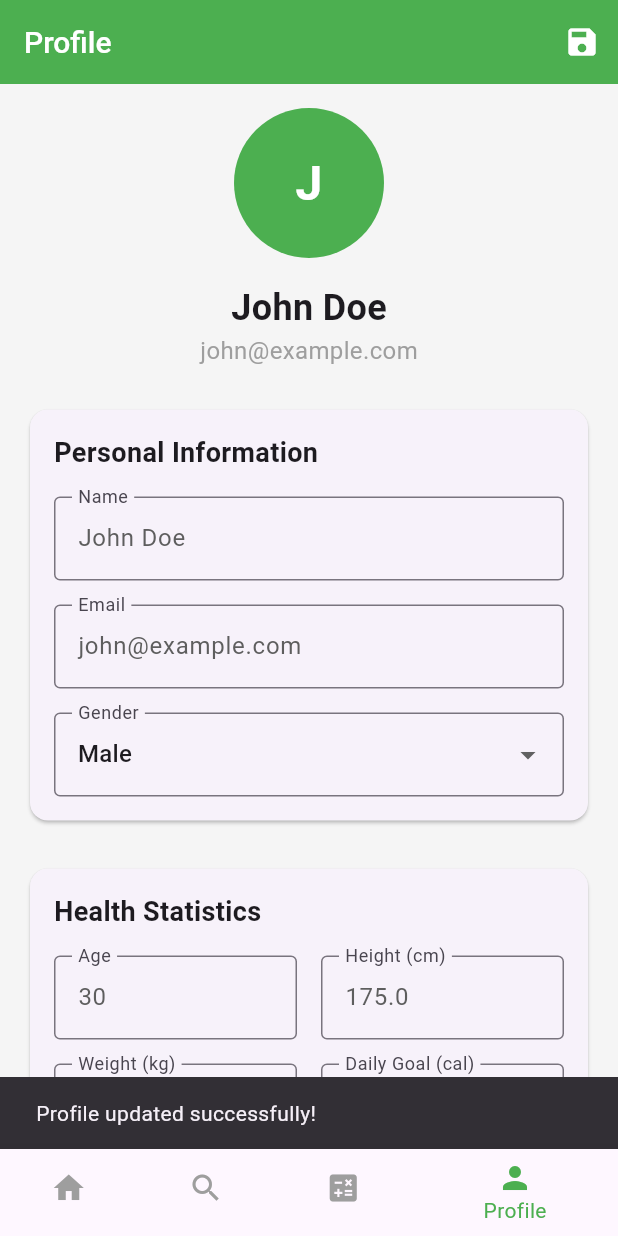
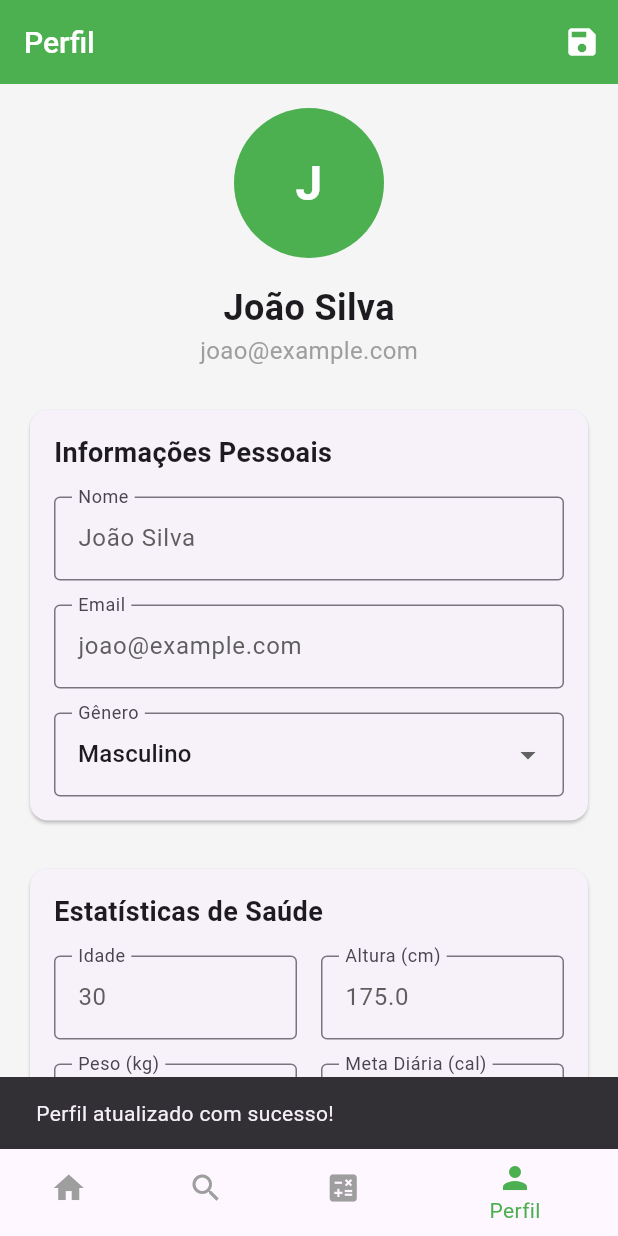
Before and after one commit to kaiocolombari/flutterNutriApp, a Flutter app: the screen it shows after launch, item 4 of the bottom bar chosen, after a tap on the "save" icon, on a phone screen of 412 x 824 dp. Run offline on Flutter 3.47's test engine with Material 3 defaults, Android fonts, the phone set to English and light mode, and no system bars; our stand-ins replace cached_network_image, shared_preferences, speech_to_text; accounts and stored records are empty; network calls fail.

Commit message:
Mudança no App

```diff
--- a/lib/main.dart
+++ b/lib/main.dart
@@ -26,15 +26,15 @@ class MyApp extends StatelessWidget {
   @override
   Widget build(BuildContext context) {
     return MaterialApp(
-      title: 'NutriApp',
+      title: 'NutriApp - Receitas & Nutrição',
       theme: AppTheme.lightTheme,
       darkTheme: AppTheme.darkTheme,
       home: const MainScreen(),
       routes: {
         '/home': (context) => const HomeScreen(),
-        '/recipes': (context) => const RecipeListScreen(),
-        '/calculator': (context) => const NutritionCalculatorScreen(),
-        '/profile': (context) => const ProfileScreen(),
+        '/receitas': (context) => const RecipeListScreen(),
+        '/calculadora': (context) => const NutritionCalculatorScreen(),
+        '/perfil': (context) => const ProfileScreen(),
       },
     );
   }
@@ -71,19 +71,19 @@ class _MainScreenState extends State<MainScreen> {
         items: const <BottomNavigationBarItem>[
           BottomNavigationBarItem(
             icon: Icon(Icons.home),
-            label: 'Home',
+            label: 'Início',
           ),
           BottomNavigationBarItem(
             icon: Icon(Icons.search),
-            label: 'Recipes',
+            label: 'Receitas',
           ),
           BottomNavigationBarItem(
             icon: Icon(Icons.calculate),
-            label: 'Calculator',
+            label: 'Calculadora',
           ),
           BottomNavigationBarItem(
             icon: Icon(Icons.person),
-            label: 'Profile',
+            label: 'Perfil',
           ),
         ],
         currentIndex: _selectedIndex,
--- a/lib/screens/home_screen.dart
+++ b/lib/screens/home_screen.dart
@@ -53,7 +53,7 @@ class HomeScreen extends StatelessWidget {
         crossAxisAlignment: CrossAxisAlignment.start,
         children: [
           Text(
-            'Hello, ${user?.name ?? 'User'}!',
+            'Olá, ${user?.name ?? 'Usuário'}!',
             style: const TextStyle(
               fontSize: 24,
               fontWeight: FontWeight.bold,
@@ -62,7 +62,7 @@ class HomeScreen extends StatelessWidget {
           ),
           const SizedBox(height: 8),
           Text(
-            'Ready to cook something healthy today?',
+            'Pronto para cozinhar algo saudável hoje?',
             style: TextStyle(
               fontSize: 16,
               color: Colors.white.withOpacity(0.9),
@@ -71,9 +71,9 @@ class HomeScreen extends StatelessWidget {
           const SizedBox(height: 16),
           Row(
             children: [
-              _buildStatCard('Daily Goal', '${user?.dailyCalorieGoal ?? 0} cal'),
+              _buildStatCard('Meta Diária', '${user?.dailyCalorieGoal ?? 0} cal'),
               const SizedBox(width: 16),
-              _buildStatCard('BMI', userService.calculateBMI().toStringAsFixed(1)),
+              _buildStatCard('IMC', userService.calculateBMI().toStringAsFixed(1)),
             ],
           ),
         ],
@@ -139,7 +139,7 @@ class HomeScreen extends StatelessWidget {
               const Icon(Icons.smart_toy, color: Colors.blue),
               const SizedBox(width: 8),
               const Text(
-                'AI Suggestions for You',
+                'Sugestões de IA para Você',
                 style: TextStyle(
                   fontSize: 20,
                   fontWeight: FontWeight.bold,
@@ -149,7 +149,7 @@ class HomeScreen extends StatelessWidget {
           ),
           const SizedBox(height: 8),
           const Text(
-            'Personalized recipes based on your goals',
+            'Receitas personalizadas baseadas nas suas metas',
             style: TextStyle(
               fontSize: 14,
               color: Colors.grey,
@@ -219,7 +219,7 @@ class HomeScreen extends StatelessWidget {
         crossAxisAlignment: CrossAxisAlignment.start,
         children: [
           const Text(
-            'Featured Recipes',
+            'Receitas em Destaque',
             style: TextStyle(
               fontSize: 20,
               fontWeight: FontWeight.bold,
@@ -313,10 +313,10 @@ class HomeScreen extends StatelessWidget {
 
   Widget _buildCategories(BuildContext context) {
     final categories = [
-      {'name': 'Vegetarian', 'icon': Icons.eco, 'color': Colors.green},
-      {'name': 'Protein', 'icon': Icons.fitness_center, 'color': Colors.red},
-      {'name': 'Quick', 'icon': Icons.timer, 'color': Colors.blue},
-      {'name': 'Healthy', 'icon': Icons.favorite, 'color': Colors.pink},
+      {'name': 'Vegetariano', 'icon': Icons.eco, 'color': Colors.green},
+      {'name': 'Proteína', 'icon': Icons.fitness_center, 'color': Colors.red},
+      {'name': 'Rápido', 'icon': Icons.timer, 'color': Colors.blue},
+      {'name': 'Saudável', 'icon': Icons.favorite, 'color': Colors.pink},
     ];
 
     return Padding(
@@ -325,7 +325,7 @@ class HomeScreen extends StatelessWidget {
         crossAxisAlignment: CrossAxisAlignment.start,
         children: [
           const Text(
-            'Categories',
+            'Categorias',
             style: TextStyle(
               fontSize: 20,
               fontWeight: FontWeight.bold,
@@ -389,10 +389,10 @@ class HomeScreen extends StatelessWidget {
 
   Widget _buildNutritionTips(BuildContext context) {
     final tips = [
-      'Drink at least 8 glasses of water daily',
-      'Include colorful vegetables in every meal',
-      'Choose whole grains over refined grains',
-      'Limit processed foods and added sugars',
+      'Beba pelo menos 8 copos de água por dia',
+      'Inclua vegetais coloridos em todas as refeições',
+      'Escolha grãos integrais em vez de grãos refinados',
+      'Limite alimentos processados e açúcares adicionados',
     ];
 
     return Padding(
@@ -401,7 +401,7 @@ class HomeScreen extends StatelessWidget {
         crossAxisAlignment: CrossAxisAlignment.start,
         children: [
           const Text(
-            'Nutrition Tips',
+            'Dicas de Nutrição',
             style: TextStyle(
               fontSize: 20,
               fontWeight: FontWeight.bold,
--- a/lib/screens/profile_screen.dart
+++ b/lib/screens/profile_screen.dart
@@ -42,7 +42,7 @@ class _ProfileScreenState extends State<ProfileScreen> {
 
     return Scaffold(
       appBar: AppBar(
-        title: const Text('Profile'),
+        title: const Text('Perfil'),
         actions: [
           IconButton(
             icon: const Icon(Icons.save),
@@ -81,7 +81,7 @@ class _ProfileScreenState extends State<ProfileScreen> {
             radius: 50,
             backgroundColor: Theme.of(context).primaryColor,
             child: Text(
-              user?.name?.substring(0, 1).toUpperCase() ?? 'U',
+              user?.name?.isNotEmpty == true ? user!.name!.substring(0, 1).toUpperCase() : 'U',
               style: const TextStyle(
                 fontSize: 32,
                 color: Colors.white,
@@ -117,7 +117,7 @@ class _ProfileScreenState extends State<ProfileScreen> {
           crossAxisAlignment: CrossAxisAlignment.start,
           children: [
             const Text(
-              'Personal Information',
+              'Informações Pessoais',
               style: TextStyle(
                 fontSize: 18,
                 fontWeight: FontWeight.bold,
@@ -127,10 +127,10 @@ class _ProfileScreenState extends State<ProfileScreen> {
             TextFormField(
               controller: _nameController,
               decoration: const InputDecoration(
-                labelText: 'Name',
+                labelText: 'Nome',
                 border: OutlineInputBorder(),
               ),
-              validator: (value) => value?.isEmpty ?? true ? 'Please enter your name' : null,
+              validator: (value) => value?.isEmpty ?? true ? 'Por favor, digite seu nome' : null,
             ),
             const SizedBox(height: 16),
             TextFormField(
@@ -139,16 +139,16 @@ class _ProfileScreenState extends State<ProfileScreen> {
                 labelText: 'Email',
                 border: OutlineInputBorder(),
               ),
-              validator: (value) => value?.isEmpty ?? true ? 'Please enter your email' : null,
+              validator: (value) => value?.isEmpty ?? true ? 'Por favor, digite seu email' : null,
             ),
             const SizedBox(height: 16),
             DropdownButtonFormField<String>(
               value: _gender,
               decoration: const InputDecoration(
-                labelText: 'Gender',
+                labelText: 'Gênero',
                 border: OutlineInputBorder(),
               ),
-              items: ['Male', 'Female', 'Other'].map((gender) {
+              items: ['Masculino', 'Feminino', 'Outro'].map((gender) {
                 return DropdownMenuItem(
                   value: gender,
                   child: Text(gender),
@@ -170,7 +170,7 @@ class _ProfileScreenState extends State<ProfileScreen> {
           crossAxisAlignment: CrossAxisAlignment.start,
           children: [
             const Text(
-              'Health Statistics',
+              'Estatísticas de Saúde',
               style: TextStyle(
                 fontSize: 18,
                 fontWeight: FontWeight.bold,
@@ -183,7 +183,7 @@ class _ProfileScreenState extends State<ProfileScreen> {
                   child: TextFormField(
                     controller: _ageController,
                     decoration: const InputDecoration(
-                      labelText: 'Age',
+                      labelText: 'Idade',
                       border: OutlineInputBorder(),
                     ),
                     keyboardType: TextInputType.number,
@@ -194,7 +194,7 @@ class _ProfileScreenState extends State<ProfileScreen> {
                   child: TextFormField(
                     controller: _heightController,
                     decoration: const InputDecoration(
-                      labelText: 'Height (cm)',
+                      labelText: 'Altura (cm)',
                       border: OutlineInputBorder(),
                     ),
                     keyboardType: TextInputType.number,
@@ -209,7 +209,7 @@ class _ProfileScreenState extends State<ProfileScreen> {
                   child: TextFormField(
                     controller: _weightController,
                     decoration: const InputDecoration(
-                      labelText: 'Weight (kg)',
+                      labelText: 'Peso (kg)',
                       border: OutlineInputBorder(),
                     ),
                     keyboardType: TextInputType.number,
@@ -220,7 +220,7 @@ class _ProfileScreenState extends State<ProfileScreen> {
                   child: TextFormField(
                     controller: _goalController,
                     decoration: const InputDecoration(
-                      labelText: 'Daily Goal (cal)',
+                      labelText: 'Meta Diária (cal)',
                       border: OutlineInputBorder(),
                     ),
                     keyboardType: TextInputType.number,
@@ -229,9 +229,9 @@ class _ProfileScreenState extends State<ProfileScreen> {
               ],
             ),
             const SizedBox(height: 16),
-            _buildStatDisplay('BMI', userService.calculateBMI().toStringAsFixed(1)),
-            _buildStatDisplay('BMR', '${userService.calculateBMR()} cal'),
-            _buildStatDisplay('BMI Category', userService.getBMICategory()),
+            _buildStatDisplay('IMC', userService.calculateBMI().toStringAsFixed(1)),
+            _buildStatDisplay('TMB', '${userService.calculateBMR()} cal'),
+            _buildStatDisplay('Categoria IMC', userService.getBMICategory()),
           ],
         ),
       ),
@@ -265,7 +265,7 @@ class _ProfileScreenState extends State<ProfileScreen> {
           crossAxisAlignment: CrossAxisAlignment.start,
           children: [
             const Text(
-              'Dietary Preferences',
+              'Preferências Alimentares',
               style: TextStyle(
                 fontSize: 18,
                 fontWeight: FontWeight.bold,
@@ -274,7 +274,7 @@ class _ProfileScreenState extends State<ProfileScreen> {
             const SizedBox(height: 16),
             Wrap(
               spacing: 8,
-              children: ['Vegetarian', 'Vegan', 'Gluten-Free', 'Keto', 'Paleo', 'Mediterranean']
+              children: ['Vegetariano', 'Vegano', 'Sem Glúten', 'Keto', 'Paleo', 'Mediterrâneo']
                   .map((preference) => Chip(label: Text(preference)))
                   .toList(),
             ),
@@ -300,7 +300,7 @@ class _ProfileScreenState extends State<ProfileScreen> {
     );
 
     ScaffoldMessenger.of(context).showSnackBar(
-      const SnackBar(content: Text('Profile updated successfully!')),
+      const SnackBar(content: Text('Perfil atualizado com sucesso!')),
     );
   }
 
--- a/lib/services/recipe_service.dart
+++ b/lib/services/recipe_service.dart
@@ -16,21 +16,21 @@ class RecipeService extends ChangeNotifier {
     _recipes = [
       Recipe(
         id: '1',
-        title: 'Quinoa Salad Bowl',
-        description: 'A healthy and refreshing quinoa salad with vegetables and herbs.',
+        title: 'Salada de Quinoa',
+        description: 'Uma salada saudável e refrescante de quinoa com vegetais e ervas.',
         imageUrl: 'https://images.unsplash.com/photo-1512621776951-a57141f2eefd?w=400',
-        categories: ['Healthy', 'Vegetarian', 'Gluten-Free'],
+        categories: ['Saudável', 'Vegetariano', 'Sem Glúten'],
         ingredients: [
-          Ingredient(name: 'Quinoa', quantity: 1, unit: 'cup'),
-          Ingredient(name: 'Cherry tomatoes', quantity: 1, unit: 'cup'),
-          Ingredient(name: 'Cucumber', quantity: 1, unit: 'piece'),
-          Ingredient(name: 'Feta cheese', quantity: 0.5, unit: 'cup'),
+          Ingredient(name: 'Quinoa', quantity: 1, unit: 'xícara'),
+          Ingredient(name: 'Tomates cereja', quantity: 1, unit: 'xícara'),
+          Ingredient(name: 'Pepino', quantity: 1, unit: 'unidade'),
+          Ingredient(name: 'Queijo feta', quantity: 0.5, unit: 'xícara'),
         ],
         instructions: [
-          'Cook quinoa according to package instructions.',
-          'Chop vegetables and mix with cooked quinoa.',
-          'Add feta cheese and dressing.',
-          'Serve chilled.',
+          'Cozinhe a quinoa de acordo com as instruções da embalagem.',
+          'Pique os vegetais e misture com a quinoa cozida.',
+          'Adicione queijo feta e molho.',
+          'Sirva gelado.',
         ],
         nutritionInfo: NutritionInfo(
           calories: 320,
@@ -49,21 +49,21 @@ class RecipeService extends ChangeNotifier {
       ),
       Recipe(
         id: '2',
-        title: 'Grilled Chicken Breast',
-        description: 'Juicy grilled chicken breast with herbs and spices.',
+        title: 'Peito de Frango Grelhado',
+        description: 'Peito de frango suculento grelhado com ervas e especiarias.',
         imageUrl: 'https://images.unsplash.com/photo-1532636618426-7eab5e9f4d6e?w=400',
-        categories: ['Protein', 'Grilled', 'Low-Carb'],
+        categories: ['Proteína', 'Grelhado', 'Baixo Carboidrato'],
         ingredients: [
-          Ingredient(name: 'Chicken breast', quantity: 2, unit: 'pieces'),
-          Ingredient(name: 'Olive oil', quantity: 2, unit: 'tbsp'),
-          Ingredient(name: 'Garlic', quantity: 2, unit: 'cloves'),
-          Ingredient(name: 'Rosemary', quantity: 1, unit: 'tsp'),
+          Ingredient(name: 'Peito de frango', quantity: 2, unit: 'peças'),
+          Ingredient(name: 'Azeite de oliva', quantity: 2, unit: 'colheres de sopa'),
+          Ingredient(name: 'Alho', quantity: 2, unit: 'dentes'),
+          Ingredient(name: 'Alecrim', quantity: 1, unit: 'colher de chá'),
         ],
         instructions: [
-          'Marinate chicken with oil, garlic, and herbs.',
-          'Preheat grill to medium-high heat.',
-          'Grill chicken for 6-7 minutes per side.',
-          'Let rest before serving.',
+          'Marinar o frango com óleo, alho e ervas.',
+          'Pré-aqueça a grelha em fogo médio-alto.',
+          'Grelhe o frango por 6-7 minutos de cada lado.',
+          'Deixe descansar antes de servir.',
         ],
         nutritionInfo: NutritionInfo(
           calories: 280,
--- a/lib/services/user_service.dart
+++ b/lib/services/user_service.dart
@@ -27,12 +27,12 @@ class UserService extends ChangeNotifier {
         // Create default user
         _currentUser = User(
           id: '1',
-          name: 'John Doe',
-          email: 'john@example.com',
+          name: 'João Silva',
+          email: 'joao@example.com',
           age: 30,
           height: 175.0,
           weight: 70.0,
-          gender: 'Male',
+          gender: 'Masculino',
           dailyCalorieGoal: 2000,
         );
         await _saveUser();
--- a/pubspec.yaml
+++ b/pubspec.yaml
@@ -1,5 +1,5 @@
 name: nutriapp
-description: "A new Flutter project."
+description: "Aplicativo de receitas e nutrição com IA integrada"
 # The following line prevents the package from being accidentally published to
 # pub.dev using `flutter pub publish`. This is preferred for private packages.
 publish_to: 'none' # Remove this line if you wish to publish to pub.dev
```
Also changed, not shown: lib/screens/nutrition_calculator_screen.dart (+15 -15 lines), lib/screens/recipe_detail_screen.dart (+12 -12 lines), lib/screens/recipe_list_screen.dart (+4 -4 lines), 1 other file.
